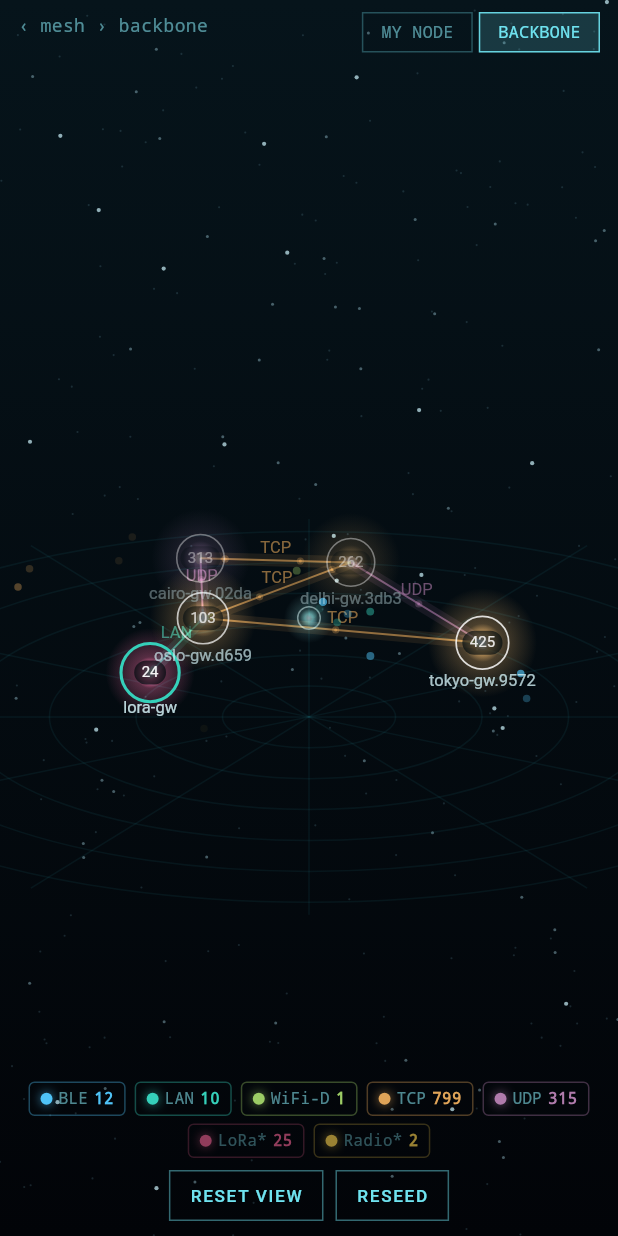
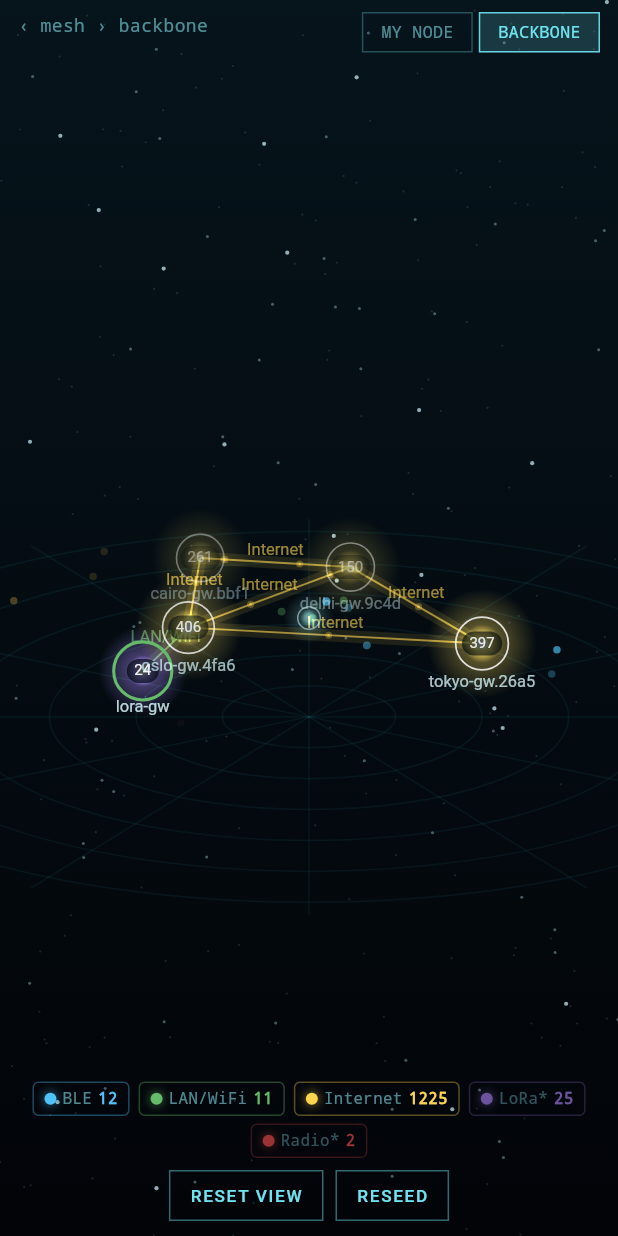
Before and after one commit to geograms/central, a Flutter app: the screen it shows after launch, after a tap on "BACKBONE", on a phone screen of 412 x 824 dp. Run offline on Flutter 3.47's test engine with Material 3 defaults, Android fonts, the phone set to English and light mode, and no system bars.

Commit message:
mesh_demo: merge network categories, user palette
LAN and WiFi are the same network to a person, and TCP vs UDP is a
wire detail nobody navigating a mesh cares about: the interface enum
collapses to five categories — BLE, LAN/WiFi, Internet, LoRa, Radio —
with the palette as specified: BLE blue, LAN/WiFi green, Internet
yellow, LoRa purple, Radio red. Five far-apart colours instead of
seven near neighbours.

Data follows: the four hubs and their clusters are Internet, the
backbone links are Internet, the gateway is LoRa + LAN/WiFi, the
bridge phone BLE + Internet, the WiFi-Direct pair folds into the
LAN/WiFi peers. All counts, group focus, dual-homed lanes and tests
carry over unchanged.

```diff
--- a/3d/graph3d/example/mesh_demo/lib/data/fake_network.dart
+++ b/3d/graph3d/example/mesh_demo/lib/data/fake_network.dart
@@ -43,7 +43,7 @@ class FakeNetwork {
         hash: selfHash,
         name: 'this-node',
         role: MeshRole.self,
-        ifaces: const <Iface>[Iface.ble, Iface.lan, Iface.tcp],
+        ifaces: const <Iface>[Iface.ble, Iface.lanWifi, Iface.internet],
         hops: 0,
       ),
     );
@@ -98,7 +98,7 @@ class FakeNetwork {
         name: _deviceName(random, _hex(random, 2)),
         role: MeshRole.peer,
         ifaces: dualHomed
-            ? const <Iface>[Iface.ble, Iface.lan]
+            ? const <Iface>[Iface.ble, Iface.lanWifi]
             : const <Iface>[Iface.ble],
       );
     }
@@ -107,34 +107,27 @@ class FakeNetwork {
     final bridge = direct(
       name: 'bridge-phone',
       role: MeshRole.bridge,
-      ifaces: const <Iface>[Iface.ble, Iface.tcp],
+      ifaces: const <Iface>[Iface.ble, Iface.internet],
     );
     for (var i = 0; i < 2; i++) {
       dest(via: bridge.hash, iface: Iface.ble, hops: 2);
     }
 
-    // --- LAN -----------------------------------------------------------------
-    for (var i = 0; i < 6; i++) {
+    // --- LAN / WiFi ----------------------------------------------------------
+    for (var i = 0; i < 7; i++) {
       direct(
         name: _deviceName(random, _hex(random, 2)),
         role: MeshRole.peer,
-        ifaces: const <Iface>[Iface.lan],
+        ifaces: const <Iface>[Iface.lanWifi],
       );
     }
-
-    // --- WiFi-Direct pair ---------------------------------------------------
-    direct(
-      name: 'wfd-peer',
-      role: MeshRole.peer,
-      ifaces: const <Iface>[Iface.wifiDirect],
-    );
 
     // --- Internet hubs: transport nodes with big aggregated clusters ---------
     final hubs = <MeshEntity>[];
     for (var i = 0; i < 4; i++) {
       final hash = _hex(random, 16);
       final city = _cities[i * 3 % _cities.length];
-      final iface = i == 3 ? Iface.udp : Iface.tcp;
+      const iface = Iface.internet;
       final count = 80 + random.nextInt(421); // 80..500
       final hub = MeshEntity(
         hash: hash,
@@ -179,7 +172,7 @@ class FakeNetwork {
     final lora = direct(
       name: 'lora-gw',
       role: MeshRole.gateway,
-      ifaces: const <Iface>[Iface.lora, Iface.lan],
+      ifaces: const <Iface>[Iface.lora, Iface.lanWifi],
       deviceCount: 24,
     );
     clusterLeaves[lora.hash] = <MeshEntity>[
@@ -209,8 +202,8 @@ class FakeNetwork {
     // --- God-view backbone (aggregated knowledge, not ego-visible) ----------
     final hubLinks = <HubLink>[
       for (var i = 0; i < hubs.length; i++)
-        HubLink(i, (i + 1) % hubs.length, i.isEven ? Iface.tcp : Iface.udp),
-      HubLink(0, 2, Iface.tcp),
+        HubLink(i, (i + 1) % hubs.length, Iface.internet),
+      HubLink(0, 2, Iface.internet),
     ];
 
     return MeshNetwork(
--- a/3d/graph3d/example/mesh_demo/lib/data/mesh.dart
+++ b/3d/graph3d/example/mesh_demo/lib/data/mesh.dart
@@ -1,20 +1,20 @@
 import 'dart:ui';
 
-/// The transport an announce arrived over. Reticulum bridges them all; the
-/// palette is the visualization's primary code, so every type gets a colour
-/// that survives a dark background.
+/// The network a device is reached over, grouped the way a person thinks
+/// about them rather than by wire protocol: LAN and WiFi are one local
+/// network, TCP and UDP are both just "the internet". The palette is the
+/// visualization's primary code — blue, green, yellow, purple and red, far
+/// apart on a dark background.
 ///
-/// BLE, LAN, WiFi-Direct, TCP and UDP are implemented in reticulum-dart
-/// today; LoRa and packet radio exist in the wider RNS world and are included
-/// forward-looking.
+/// BLE, LAN/WiFi and internet transports are implemented in reticulum-dart
+/// today; LoRa and packet radio exist in the wider RNS world and are
+/// included forward-looking.
 enum Iface {
   ble('BLE', Color(0xFF4FC3F7), speedRank: 1),
-  lan('LAN', Color(0xFF35D0BA), speedRank: 3),
-  wifiDirect('WiFi-D', Color(0xFF9CCC65), speedRank: 4),
-  tcp('TCP', Color(0xFFE0A458), speedRank: 2),
-  udp('UDP', Color(0xFFB07BAC), speedRank: 2),
-  lora('LoRa', Color(0xFFF06292), speedRank: 1, forwardLooking: true),
-  radio('Radio', Color(0xFFFFD54F), speedRank: 1, forwardLooking: true);
+  lanWifi('LAN/WiFi', Color(0xFF66BB6A), speedRank: 3),
+  internet('Internet', Color(0xFFFFD54F), speedRank: 2),
+  lora('LoRa', Color(0xFFB388FF), speedRank: 1, forwardLooking: true),
+  radio('Radio', Color(0xFFFF5252), speedRank: 1, forwardLooking: true);
 
   const Iface(
     this.label,
--- a/3d/graph3d/example/mesh_demo/lib/view_controller.dart
+++ b/3d/graph3d/example/mesh_demo/lib/view_controller.dart
@@ -312,15 +312,16 @@ class MeshViewController extends ChangeNotifier {
             pulseCount: 2,
           ),
         ),
-      // The LoRa gateway hangs off the first hub's LAN in this aggregate.
+      // The LoRa gateway hangs off the first hub's local network in this
+      // aggregate.
       SceneEdge(
         1,
         hubs.length,
         style: EdgeStyle(
-          color: Iface.lan.color.withValues(alpha: 0.55),
+          color: Iface.lanWifi.color.withValues(alpha: 0.55),
           width: 1.2,
           glow: true,
-          label: Iface.lan.label,
+          label: Iface.lanWifi.label,
         ),
       ),
     ];
```
Also changed, not shown: 1 other file.
